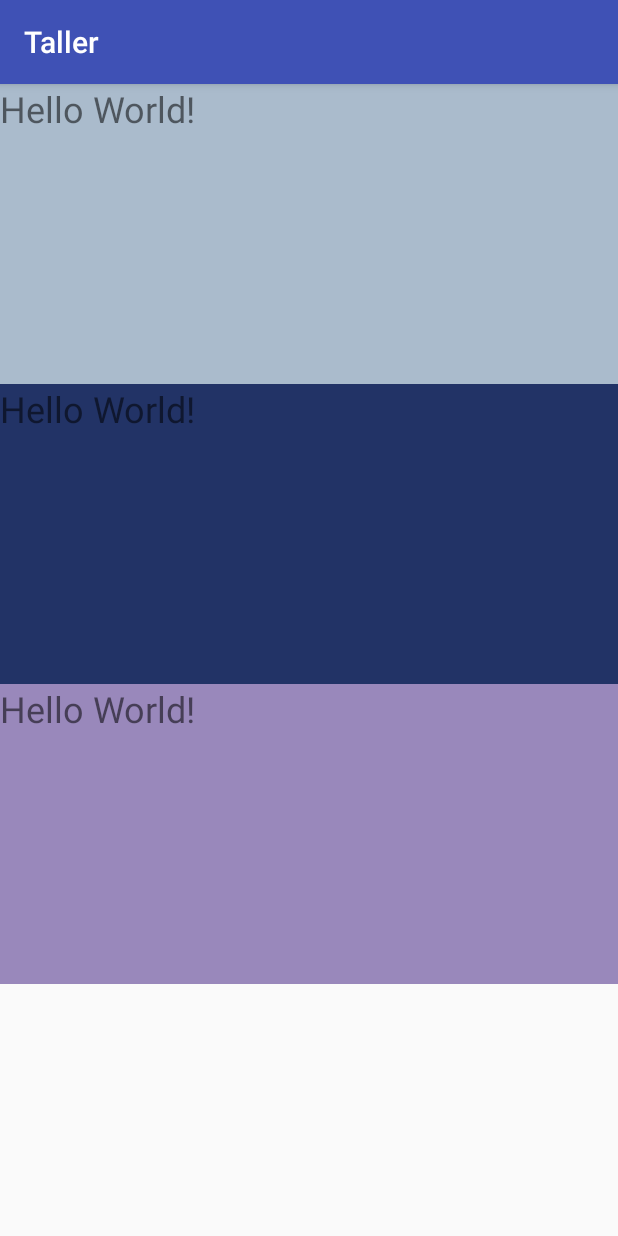
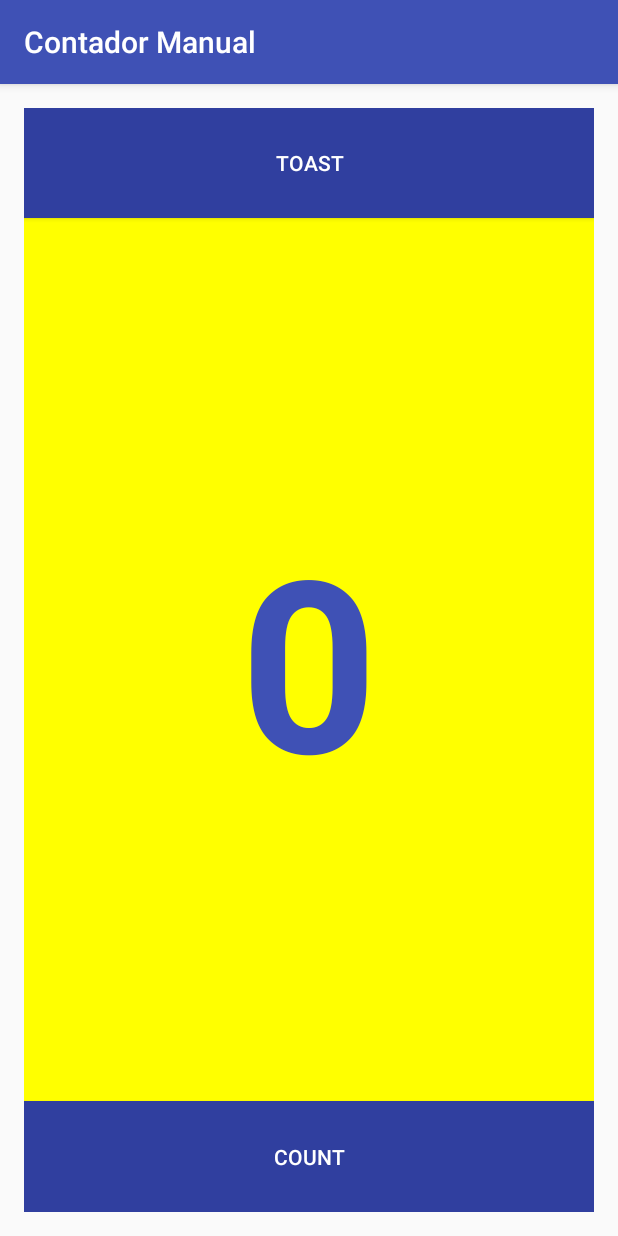
Before and after one commit to fiere210/Taller-Android-U-Autonoma-Semana-1, an Android app: the screen it shows after launch (MainActivity), on a phone screen of 412 x 824 dp. Run offline under Robolectric (Android 15) with nearby library versions, the phone set to English and light mode, and no system bars.

Commit message:
Final Clase 1

```diff
--- a/app/src/main/AndroidManifest.xml
+++ b/app/src/main/AndroidManifest.xml
@@ -1,6 +1,8 @@
 <?xml version="1.0" encoding="utf-8"?>
 <manifest xmlns:android="http://schemas.android.com/apk/res/android"
     package="cl.ua.pancho.taller">
+
+    <uses-permission android:name="android.permission.INTERNET"/>
 
     <application
         android:allowBackup="true"
--- a/app/src/main/java/cl/ua/pancho/taller/MainActivity.java
+++ b/app/src/main/java/cl/ua/pancho/taller/MainActivity.java
@@ -2,12 +2,46 @@ package cl.ua.pancho.taller;
 
 import android.support.v7.app.AppCompatActivity;
 import android.os.Bundle;
+import android.view.View;
+import android.widget.Button;
+import android.widget.TextView;
+import android.widget.Toast;
 
 public class MainActivity extends AppCompatActivity {
+    Button button_count, button_toast;
+    TextView text_count;
+    int count = 0;
 
     @Override
     protected void onCreate(Bundle savedInstanceState) {
         super.onCreate(savedInstanceState);
         setContentView(R.layout.activity_main);
+
+        text_count = (TextView)findViewById(R.id.show_count);
+
     }
+
+    public void eventCount(View view){
+        count++;
+        text_count.setText(String.valueOf(count));
+    }
+
+    public void eventToast(View view){
+        Toast.makeText(this, "Hello Toast", Toast.LENGTH_SHORT).show();
+    }
+
+    @Override
+    public void onSaveInstanceState(Bundle outState){
+        super.onSaveInstanceState(outState);
+        outState.putInt("COUNT", count);
+    }
+
+    @Override
+    public void onRestoreInstanceState(Bundle savedInstanceState){
+        super.onRestoreInstanceState(savedInstanceState);
+        count = savedInstanceState.getInt("COUNT");
+        text_count.setText(String.valueOf(count));
+    }
+
+
 }
--- a/app/src/main/res/layout/activity_main.xml
+++ b/app/src/main/res/layout/activity_main.xml
@@ -6,27 +6,39 @@
     android:layout_width="match_parent"
     android:layout_height="match_parent"
     android:orientation="vertical"
+    android:padding="16dp"
     tools:context="cl.ua.pancho.taller.MainActivity">
+
+    <Button
+        android:layout_width="match_parent"
+        android:layout_height="0dp"
+        android:layout_weight="1"
+        android:id="@+id/button_toast"
+        android:background="@color/colorPrimaryDark"
+        android:textColor="#fff"
+        android:text="@string/button_label_toast"
+        android:onClick="eventToast"/>
 
     <TextView
         android:layout_width="match_parent"
-        android:layout_height="200dp"
-        android:text="Hello World!"
-        android:textSize="24sp"
-        android:background="#aabbcc"/>
+        android:layout_height="0dp"
+        android:layout_weight="8"
+        android:text="@string/count_initial_value"
+        android:textColor="@color/colorPrimary"
+        android:gravity="center"
+        android:textSize="160sp"
+        android:background="@color/countBackgroundColor"
+        android:id="@+id/show_count"
+        android:textStyle="bold"/>
 
-    <TextView
+    <Button
         android:layout_width="match_parent"
-        android:layout_height="200dp"
-        android:text="Hello World!"
-        android:textSize="24sp"
-        android:background="#223366"/>
-
-    <TextView
-        android:layout_width="match_parent"
-        android:layout_height="200dp"
-        android:text="Hello World!"
-        android:textSize="24sp"
-        android:background="#9988bb"/>
+        android:layout_height="0dp"
+        android:layout_weight="1"
+        android:id="@+id/button_count"
+        android:background="@color/colorPrimaryDark"
+        android:textColor="#fff"
+        android:text="@string/button_label_count"
+        android:onClick="eventCount"/>
 
 </LinearLayout>
--- a/app/src/main/res/values/colors.xml
+++ b/app/src/main/res/values/colors.xml
@@ -3,4 +3,5 @@
     <color name="colorPrimary">#3F51B5</color>
     <color name="colorPrimaryDark">#303F9F</color>
     <color name="colorAccent">#FF4081</color>
+    <color name="countBackgroundColor">#FFFF00</color>
 </resources>
--- a/app/src/main/res/values/strings.xml
+++ b/app/src/main/res/values/strings.xml
@@ -1,3 +1,6 @@
 <resources>
-    <string name="app_name">Taller</string>
+    <string name="app_name">Contador Manual</string>
+    <string name="button_label_toast">Toast</string>
+    <string name="button_label_count">Count</string>
+    <string name="count_initial_value">0</string>
 </resources>
```
